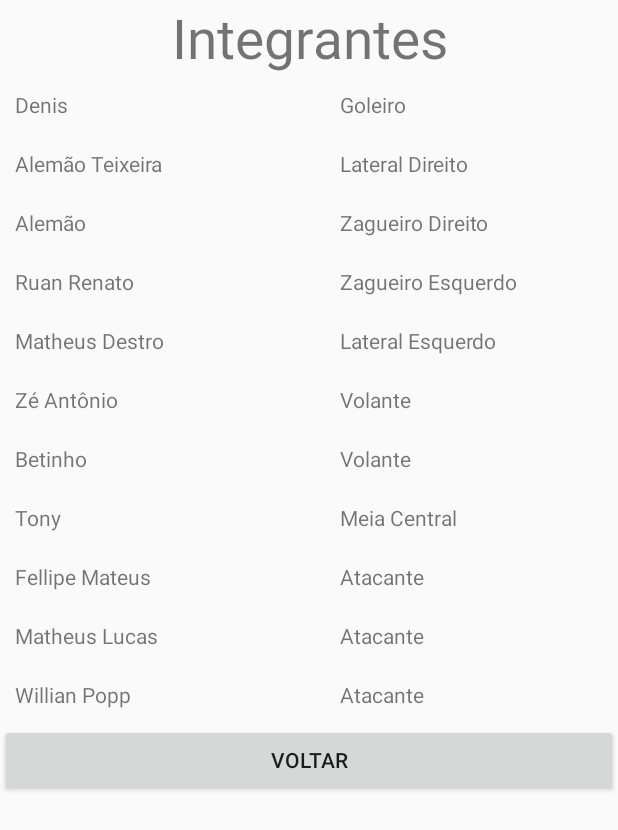
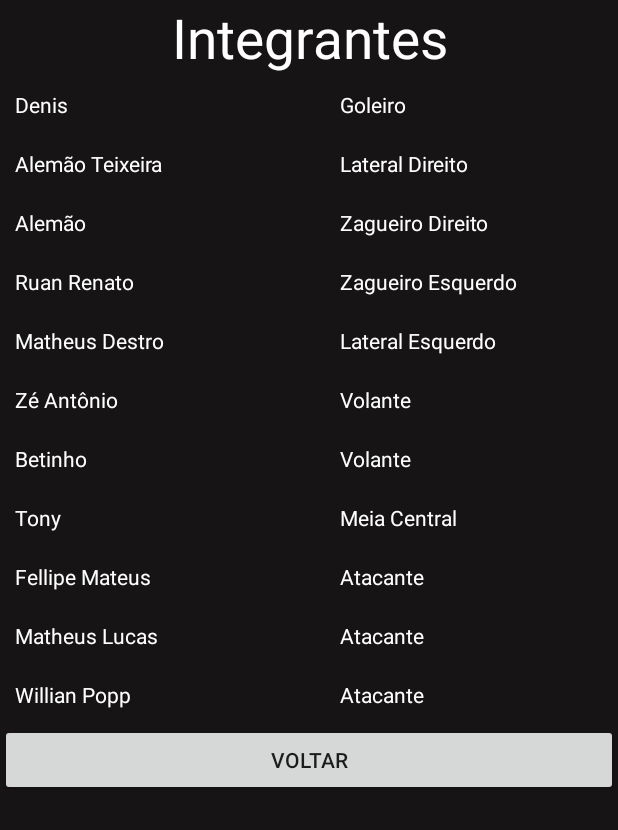
Before and after one commit to vitorgmorigi/AppTorcedorAlvinegro, an Android app: the TelaIntegrantes screen opened directly, with no data from a screen before it, on a phone screen of 412 x 824 dp. Shown: the top 830 px of the screen. Run offline under Robolectric (Android 15) with nearby library versions, the phone set to English and light mode, and no system bars.

Commit message:
Alterado o fundo da tela de integrantes para ficar padronizado

```diff
--- a/app/src/main/res/layout/activity_tela_integrantes.xml
+++ b/app/src/main/res/layout/activity_tela_integrantes.xml
@@ -4,6 +4,7 @@
     xmlns:tools="http://schemas.android.com/tools"
     android:layout_width="fill_parent"
     android:layout_height="fill_parent"
+    android:background="#161414"
     tools:context=".TelaIntegrantes">
 
     <TableLayout
@@ -24,7 +25,8 @@
                 android:autoSizeTextType="uniform"
                 android:ems="10"
                 android:text="Integrantes"
-                android:textAlignment="center" />
+                android:textAlignment="center"
+                android:textColor="#FFFFFF" />
         </TableRow>
 
         <TableRow
@@ -38,7 +40,8 @@
                 android:layout_height="wrap_content"
                 android:layout_weight="1"
                 android:inputType="textPersonName"
-                android:text="Denis" />
+                android:text="Denis"
+                android:textColor="#FFFFFF" />
 
             <TextView
                 android:id="@+id/posicaoJog1"
@@ -46,7 +49,8 @@
                 android:layout_height="wrap_content"
                 android:layout_weight="1"
                 android:inputType="textPersonName"
-                android:text="Goleiro" />
+                android:text="Goleiro"
+                android:textColor="#FFFFFF" />
         </TableRow>
 
         <TableRow
@@ -60,7 +64,8 @@
                 android:layout_height="wrap_content"
                 android:layout_weight="1"
                 android:inputType="textPersonName"
-                android:text="Alemão Teixeira" />
+                android:text="Alemão Teixeira"
+                android:textColor="#FFFFFF" />
 
             <TextView
                 android:id="@+id/posicaoJog2"
@@ -68,7 +73,8 @@
                 android:layout_height="wrap_content"
                 android:layout_weight="1"
                 android:inputType="textPersonName"
-                android:text="Lateral Direito" />
+                android:text="Lateral Direito"
+                android:textColor="#FFFFFF" />
         </TableRow>
 
         <TableRow
@@ -82,7 +88,8 @@
                 android:layout_height="wrap_content"
                 android:layout_weight="1"
                 android:inputType="textPersonName"
-                android:text="Alemão" />
+                android:text="Alemão"
+                android:textColor="#FFFFFF" />
 
             <TextView
                 android:id="@+id/posicaoJog3"
@@ -90,7 +97,8 @@
                 android:layout_height="wrap_content"
                 android:layout_weight="1"
                 android:inputType="textPersonName"
-                android:text="Zagueiro Direito" />
+                android:text="Zagueiro Direito"
+                android:textColor="#FFFFFF" />
         </TableRow>
 
         <TableRow
@@ -104,7 +112,8 @@
                 android:layout_height="wrap_content"
                 android:layout_weight="1"
                 android:inputType="textPersonName"
-                android:text="Ruan Renato" />
+                android:text="Ruan Renato"
+                android:textColor="#FFFFFF" />
 
             <TextView
                 android:id="@+id/posicaoJog4"
@@ -112,7 +121,8 @@
                 android:layout_height="wrap_content"
                 android:layout_weight="1"
                 android:inputType="textPersonName"
-                android:text="Zagueiro Esquerdo" />
+                android:text="Zagueiro Esquerdo"
+                android:textColor="#FFFFFF" />
         </TableRow>
 
         <TableRow
@@ -125,14 +135,16 @@
                 android:layout_width="wrap_content"
                 android:layout_height="wrap_content"
                 android:layout_weight="1"
-                android:text="Matheus Destro " />
+                android:text="Matheus Destro "
+                android:textColor="#FFFFFF" />
 
             <TextView
                 android:id="@+id/posicaoJog5"
                 android:layout_width="wrap_content"
                 android:layout_height="wrap_content"
                 android:layout_weight="1"
-                android:text="Lateral Esquerdo" />
+                android:text="Lateral Esquerdo"
+                android:textColor="#FFFFFF" />
         </TableRow>
 
         <TableRow
@@ -145,14 +157,16 @@
                 android:layout_width="wrap_content"
                 android:layout_height="wrap_content"
                 android:layout_weight="1"
-                android:text="Zé Antônio" />
+                android:text="Zé Antônio"
+                android:textColor="#FFFFFF" />
 
             <TextView
                 android:id="@+id/posicaoJog6"
                 android:layout_width="wrap_content"
                 android:layout_height="wrap_content"
                 android:layout_weight="1"
-                android:text="Volante" />
+                android:text="Volante"
+                android:textColor="#FFFFFF" />
         </TableRow>
 
         <TableRow
@@ -165,14 +179,16 @@
                 android:layout_width="wrap_content"
                 android:layout_height="wrap_content"
                 android:layout_weight="1"
-                android:text="Betinho" />
+                android:text="Betinho"
+                android:textColor="#FFFFFF" />
 
             <TextView
                 android:id="@+id/posicaoJog7"
                 android:layout_width="wrap_content"
                 android:layout_height="wrap_content"
                 android:layout_weight="1"
-                android:text="Volante" />
+                android:text="Volante"
+                android:textColor="#FFFFFF" />
         </TableRow>
 
         <TableRow
@@ -185,14 +201,16 @@
                 android:layout_width="wrap_content"
                 android:layout_height="wrap_content"
                 android:layout_weight="1"
-                android:text="Tony" />
+                android:text="Tony"
+                android:textColor="#FFFFFF" />
 
             <TextView
                 android:id="@+id/posicaoJog8"
                 android:layout_width="wrap_content"
                 android:layout_height="wrap_content"
                 android:layout_weight="1"
-                android:text="Meia Central" />
+                android:text="Meia Central"
+                android:textColor="#FFFFFF" />
         </TableRow>
 
         <TableRow
@@ -205,14 +223,16 @@
                 android:layout_width="wrap_content"
                 android:layout_height="wrap_content"
                 android:layout_weight="1"
-                android:text="Fellipe Mateus" />
+                android:text="Fellipe Mateus"
+                android:textColor="#FFFFFF" />
 
             <TextView
                 android:id="@+id/posicaoJog9"
                 android:layout_width="wrap_content"
                 android:layout_height="wrap_content"
                 android:layout_weight="1"
-                android:text="Atacante" />
+                android:text="Atacante"
+                android:textColor="#FFFFFF" />
         </TableRow>
 
         <TableRow
@@ -225,14 +245,16 @@
                 android:layout_width="wrap_content"
                 android:layout_height="wrap_content"
                 android:layout_weight="1"
-                android:text="Matheus Lucas" />
+                android:text="Matheus Lucas"
+                android:textColor="#FFFFFF" />
 
             <TextView
                 android:id="@+id/posicaoJog10"
                 android:layout_width="wrap_content"
                 android:layout_height="wrap_content"
                 android:layout_weight="1"
-                android:text="Atacante" />
+                android:text="Atacante"
+                android:textColor="#FFFFFF" />
         </TableRow>
 
         <TableRow
@@ -245,14 +267,16 @@
                 android:layout_width="wrap_content"
                 android:layout_height="wrap_content"
                 android:layout_weight="1"
-                android:text="Willian Popp" />
+                android:text="Willian Popp"
+                android:textColor="#FFFFFF" />
 
             <TextView
                 android:id="@+id/posicaoJog11"
                 android:layout_width="wrap_content"
                 android:layout_height="wrap_content"
                 android:layout_weight="1"
-                android:text="Atacante" />
+                android:text="Atacante"
+                android:textColor="#FFFFFF" />
         </TableRow>
 
         <TableRow
```
